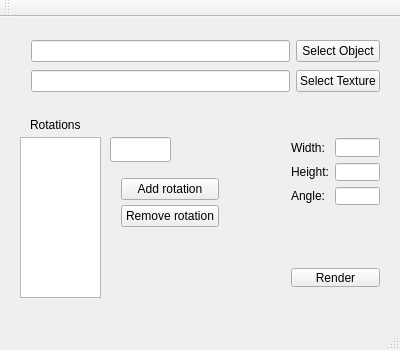
supernugy/Awesome2DGui, file mainwindow.ui: the form before one commit.
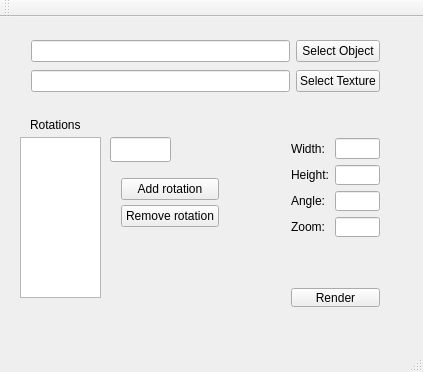
The form after the commit.

Commit message: Added zoom input text field.

What changed in the file:
```diff
--- a/mainwindow.ui
+++ b/mainwindow.ui
@@ -6,8 +6,8 @@
    <rect>
     <x>0</x>
     <y>0</y>
-    <width>400</width>
-    <height>350</height>
+    <width>423</width>
+    <height>372</height>
    </rect>
   </property>
   <property name="minimumSize">
@@ -58,7 +58,7 @@
       <x>280</x>
       <y>110</y>
       <width>111</width>
-      <height>89</height>
+      <height>121</height>
      </rect>
     </property>
     <layout class="QGridLayout" name="gridLayout_2">
@@ -104,13 +104,27 @@
        </property>
       </widget>
      </item>
+     <item row="3" column="1">
+      <widget class="QLineEdit" name="zoomLineEdit">
+       <property name="inputMask">
+        <string/>
+       </property>
+      </widget>
+     </item>
+     <item row="3" column="0">
+      <widget class="QLabel" name="label_5">
+       <property name="text">
+        <string>Zoom:</string>
+       </property>
+      </widget>
+     </item>
     </layout>
    </widget>
    <widget class="QWidget" name="verticalLayoutWidget">
     <property name="geometry">
      <rect>
       <x>280</x>
-      <y>220</y>
+      <y>240</y>
       <width>111</width>
       <height>61</height>
      </rect>
```
Left out of the diff: 2 changed lines with no effect on the pictures. The commit also changes 1 other file.
